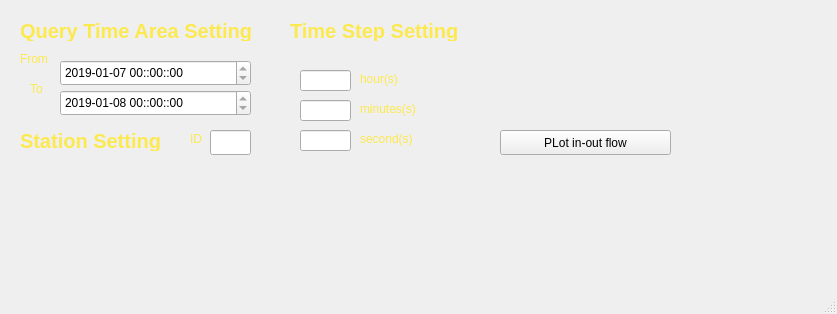
This is final_proj/plotdata.ui in xavihart/CS241_QtProj as Qt 5 draws it before an edit. The edited form follows.
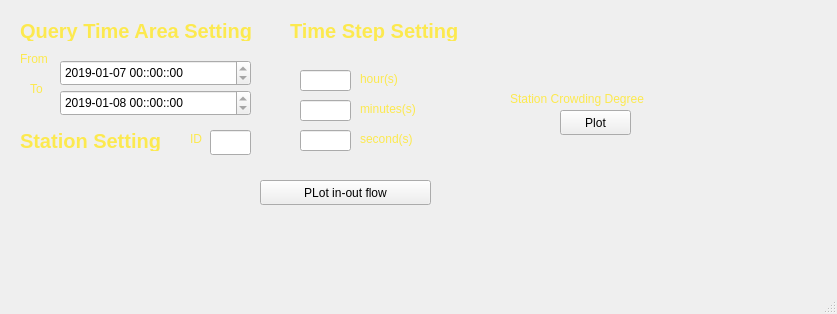
This is the edited form.

```diff
--- a/final_proj/plotdata.ui
+++ b/final_proj/plotdata.ui
@@ -102,8 +102,8 @@
    <widget class="QPushButton" name="plt">
     <property name="geometry">
      <rect>
-      <x>500</x>
-      <y>130</y>
+      <x>260</x>
+      <y>180</y>
       <width>171</width>
       <height>25</height>
      </rect>
@@ -330,6 +330,35 @@
      <string/>
     </property>
    </widget>
+   <widget class="QPushButton" name="plotstation">
+    <property name="geometry">
+     <rect>
+      <x>560</x>
+      <y>110</y>
+      <width>71</width>
+      <height>25</height>
+     </rect>
+    </property>
+    <property name="text">
+     <string>Plot</string>
+    </property>
+   </widget>
+   <widget class="QLabel" name="label_hour_2">
+    <property name="geometry">
+     <rect>
+      <x>510</x>
+      <y>90</y>
+      <width>171</width>
+      <height>17</height>
+     </rect>
+    </property>
+    <property name="styleSheet">
+     <string notr="true">color: rgb(252, 233, 79);</string>
+    </property>
+    <property name="text">
+     <string>Station Crowding Degree</string>
+    </property>
+   </widget>
   </widget>
   <widget class="QMenuBar" name="menubar">
    <property name="geometry">
```
